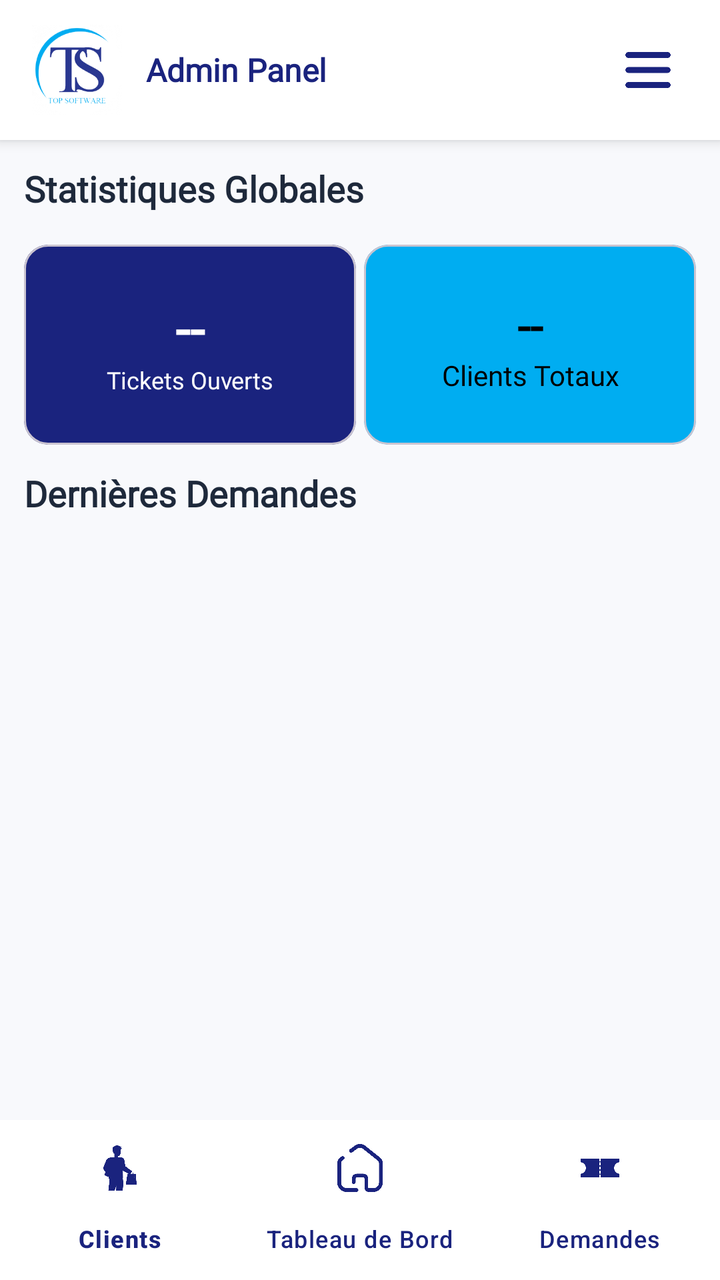
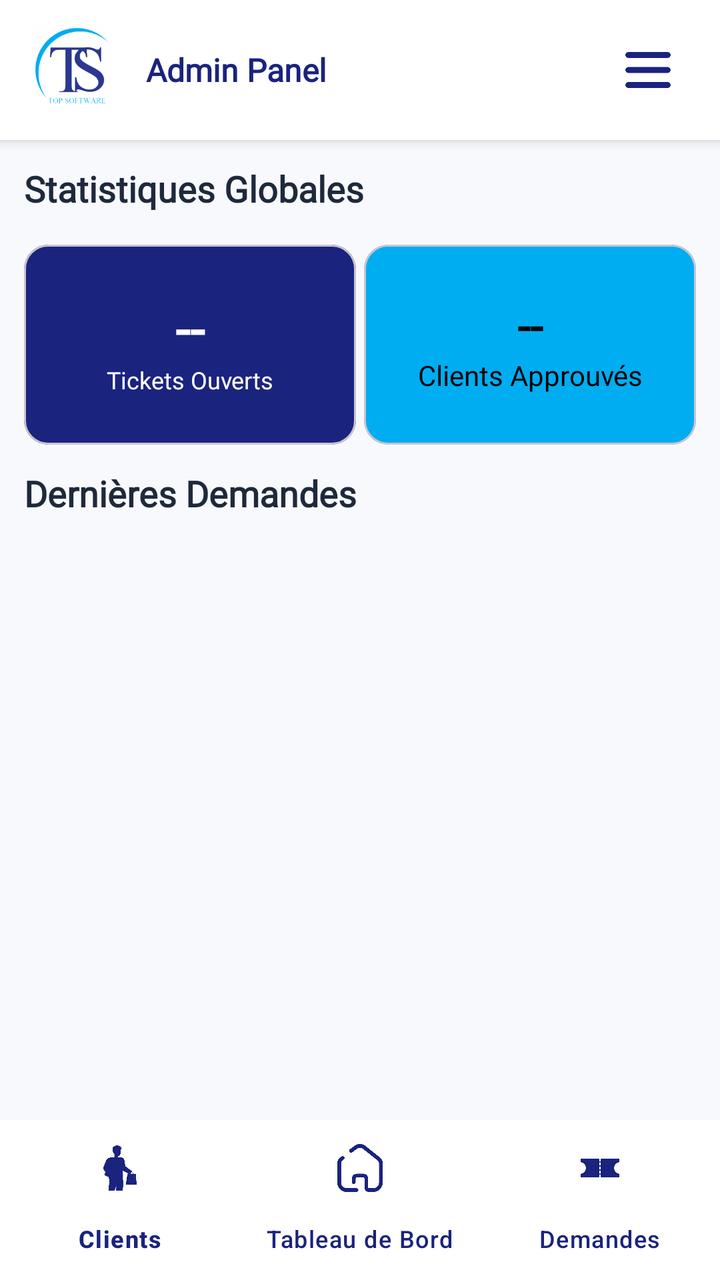

The first picture is an Android layout as it rendered before a commit; the second is the same layout after the commit. The layout source and the unified diff follow.
<!-- AndroidManifest.xml: application theme Theme.WinnerSoftwareApp -->
<!-- res/layout/activity_admin_home.xml -->
<?xml version="1.0" encoding="utf-8"?>
<androidx.drawerlayout.widget.DrawerLayout
    xmlns:android="http://schemas.android.com/apk/res/android"
    xmlns:app="http://schemas.android.com/apk/res-auto"
    xmlns:tools="http://schemas.android.com/tools"
    android:id="@+id/drawer_layout"
    android:layout_width="match_parent"
    android:layout_height="match_parent"
    android:fitsSystemWindows="true"
    tools:context=".views.admin.adminHome">

    <androidx.constraintlayout.widget.ConstraintLayout
        android:layout_width="match_parent"
        android:layout_height="match_parent"
        android:background="@color/surface_background">

        
        <LinearLayout
            android:id="@+id/header"
            android:layout_width="match_parent"
            android:layout_height="70dp"
            android:gravity="center_vertical"
            android:background="@color/surface_card"
            android:paddingHorizontal="16dp"
            android:elevation="4dp"
            app:layout_constraintTop_toTopOf="parent">

            <ImageView
                android:layout_width="45dp"
                android:layout_height="45dp"
                android:src="@drawable/img_logo"
                android:scaleType="fitStart"
                />

            <TextView
                android:layout_width="0dp"
                android:layout_height="match_parent"
                android:gravity="center_vertical"
                android:layout_weight="1"
                android:layout_marginStart="@dimen/margin_medium"
                android:text="Admin Panel"
                android:textColor="@color/navy_blue"
                android:textSize="16sp"
                android:textStyle="bold"
                android:fontFamily="@font/playfair"
                />

            <ImageView
                android:id="@+id/iv_hamburger"
                android:layout_width="40dp"
                android:layout_height="40dp"
                android:src="@drawable/img_hamburger"
                android:padding="8dp"
                android:contentDescription="Menu"
                android:clickable="true"
                android:focusable="true"
                android:background="?attr/selectableItemBackgroundBorderless"
                app:tint="@color/navy_blue"
                />

        </LinearLayout>

        <androidx.core.widget.NestedScrollView
            android:layout_width="match_parent"
            android:layout_height="0dp"
            app:layout_constraintBottom_toTopOf="@id/bottom_navigation"
            app:layout_constraintTop_toBottomOf="@id/header">

            <LinearLayout
                android:layout_width="match_parent"
                android:layout_height="wrap_content"
                android:orientation="vertical"
                android:padding="@dimen/margin_medium">

                <TextView
                    android:layout_width="match_parent"
                    android:layout_height="wrap_content"
                    android:text="Statistiques Globales"
                    android:textColor="@color/text_primary"
                    android:textSize="@dimen/txt_medium"
                    android:textStyle="bold"
                    android:fontFamily="@font/cairo"
                    />

                <GridLayout
                    android:layout_width="match_parent"
                    android:layout_height="wrap_content"
                    android:layout_marginTop="16dp"
                    android:columnCount="2"
                    android:rowCount="1">

                    <com.google.android.material.card.MaterialCardView
                        android:layout_width="0dp"
                        android:layout_height="wrap_content"
                        android:minHeight="100dp"
                        android:layout_columnWeight="1"
                        app:cardCornerRadius="@dimen/corner1"
                        android:layout_marginEnd="2dp"
                        app:cardBackgroundColor="@color/navy_blue">

                        <LinearLayout
                            android:layout_width="match_parent"
                            android:layout_height="wrap_content"
                            android:minHeight="100dp"
                            android:gravity="center"
                            android:padding="12dp"
                            android:orientation="vertical">

                            <TextView
                                android:layout_width="match_parent"
                                android:layout_height="wrap_content"
                                android:gravity="center"
                                android:text="--"
                                android:fontFamily="@font/cairo"
                                android:textColor="@color/white"
                                android:textSize="26sp"
                                android:textStyle="bold"
                                />

                            <TextView
                                android:layout_width="match_parent"
                                android:layout_height="wrap_content"
                                android:gravity="center"
                                android:text="Tickets Ouverts"
                                android:textColor="@color/white"
                                android:textSize="12sp"
                                android:fontFamily="@font/cairo"
                                />

                        </LinearLayout>

                    </com.google.android.material.card.MaterialCardView>

                    <com.google.android.material.card.MaterialCardView
                        android:layout_width="0dp"
                        android:layout_height="wrap_content"
                        android:minHeight="100dp"
                        android:layout_columnWeight="1"
                        android:layout_marginStart="2dp"
                        app:cardCornerRadius="@dimen/corner1"
                        app:cardBackgroundColor="@color/primary_blue">

                        <LinearLayout
                            android:layout_width="match_parent"
                            android:layout_height="wrap_content"
                            android:minHeight="100dp"
                            android:gravity="center"
                            android:padding="@dimen/margin_medium"
                            android:orientation="vertical">

                            <TextView
                                android:layout_width="match_parent"
                                android:layout_height="wrap_content"
                                android:gravity="center"
                                android:text="--"
                                android:textColor="@color/black"
                                android:fontFamily="@font/cairo"
                                android:textSize="@dimen/txt_large"
                                android:textStyle="bold"
                                />

                            <TextView
                                android:layout_width="match_parent"
                                android:layout_height="wrap_content"
                                android:gravity="center"
                                android:text="Clients Totaux"
                                android:textColor="@color/black"
                                android:fontFamily="@font/cairo"
                                android:textSize="@dimen/txt_small"
                                />

                        </LinearLayout>

                    </com.google.android.material.card.MaterialCardView>

                </GridLayout>

                <TextView
                    android:layout_width="match_parent"
                    android:layout_height="wrap_content"
                    android:layout_marginTop="@dimen/margin_medium"
                    android:text="Dernières Demandes"
                    android:textColor="@color/text_primary"
                    android:textSize="@dimen/txt_medium"
                    android:fontFamily="@font/cairo"
                    android:textStyle="bold"
                    />

                <FrameLayout
                    android:layout_width="match_parent"
                    android:layout_height="wrap_content"
                    android:layout_marginTop="@dimen/margin_medium"
                    android:minHeight="100dp">

                    <androidx.recyclerview.widget.RecyclerView
                        android:id="@+id/rv_admin_demandes"
                        android:layout_width="match_parent"
                        android:layout_height="wrap_content"
                        android:visibility="gone"
                        tools:listitem="@layout/item_admin_demande"
                        tools:itemCount="3"
                        />

                    <ProgressBar
                        android:id="@+id/pb_admin_loading"
                        android:layout_width="wrap_content"
                        android:layout_height="wrap_content"
                        android:layout_gravity="center"
                        android:indeterminateTint="@color/navy_blue"
                        android:visibility="visible"
                        />

                    <TextView
                        android:id="@+id/tv_admin_empty_demandes"
                        android:layout_width="wrap_content"
                        android:layout_height="wrap_content"
                        android:layout_gravity="center"
                        android:text="Aucune demande récente"
                        android:textColor="@color/hintGray"
                        android:textSize="@dimen/txt_small"
                        android:fontFamily="@font/cairo"
                        android:visibility="gone"
                        />

                </FrameLayout>

            </LinearLayout>

        </androidx.core.widget.NestedScrollView>

        <com.google.android.material.bottomnavigation.BottomNavigationView
            android:id="@+id/bottom_navigation"
            android:layout_width="match_parent"
            android:layout_height="wrap_content"
            android:background="@color/surface_card"
            app:itemIconSize="24dp"
            app:itemIconTint="@color/navy_blue"
            app:itemTextColor="@color/navy_blue"
            app:labelVisibilityMode="labeled"
            app:layout_constraintBottom_toBottomOf="parent"
            app:menu="@menu/bottom_menu_admin"
            />

    </androidx.constraintlayout.widget.ConstraintLayout>

    <com.google.android.material.navigation.NavigationView
        android:id="@+id/nav_view"
        android:layout_width="wrap_content"
        android:layout_height="match_parent"
        android:layout_gravity="start"
        android:background="@color/surface_background"
        app:headerLayout="@layout/nav_header_admin"
        app:menu="@menu/drawer_menu_admin"
        app:itemIconTint="@color/navy_blue"
        app:itemTextColor="@color/text_primary"
        />

</androidx.drawerlayout.widget.DrawerLayout>
<!-- res/layout/item_admin_demande.xml (included above) -->
<?xml version="1.0" encoding="utf-8"?>
<com.google.android.material.card.MaterialCardView
    android:layout_width="match_parent"
    android:layout_height="wrap_content"
    xmlns:app="http://schemas.android.com/apk/res-auto"
    android:layout_marginBottom="12dp"
    app:cardCornerRadius="@dimen/corner1"
    app:cardElevation="0dp"
    xmlns:android="http://schemas.android.com/apk/res/android">

    <LinearLayout
        android:layout_width="match_parent"
        android:layout_height="wrap_content"
        android:orientation="vertical"
        android:background="@color/softGray"
        android:padding="16dp">

        <LinearLayout
            android:layout_width="match_parent"
            android:layout_height="wrap_content"
            android:gravity="center_vertical"
            android:orientation="horizontal">

            <com.google.android.material.imageview.ShapeableImageView
                android:id="@+id/ivProductImage"
                android:layout_width="60dp"
                android:layout_height="60dp"
                android:scaleType="centerCrop"
                android:src="@drawable/img_appicon"
                app:strokeColor="@color/softGray"
                app:strokeWidth="1dp"
                />

            <LinearLayout
                android:layout_width="0dp"
                android:layout_height="wrap_content"
                android:layout_marginStart="12dp"
                android:layout_weight="1"
                android:orientation="vertical">

                <TextView
                    android:id="@+id/tvClientName"
                    android:layout_width="wrap_content"
                    android:layout_height="wrap_content"
                    android:text="Mohammed Ahmed"
                    android:textColor="@color/black"
                    android:textStyle="bold"
                    android:textSize="16sp"
                    android:fontFamily="@font/cairo"
                    />

                <TextView
                    android:id="@+id/tvClientICE"
                    android:layout_width="wrap_content"
                    android:layout_height="wrap_content"
                    android:text="ICE: 123456789123456"
                    android:textColor="@color/blue"
                    android:textSize="12sp"
                    android:textStyle="bold"
                    android:fontFamily="@font/cairo"
                    />

                <TextView
                    android:id="@+id/tvClientPhone"
                    android:layout_width="wrap_content"
                    android:layout_height="wrap_content"
                    android:text="+212 600-000000"
                    android:textColor="@color/gray"
                    android:textSize="12sp"
                    android:fontFamily="@font/cairo"
                    />

            </LinearLayout>

            <TextView
                android:id="@+id/tvProductType"
                android:layout_width="wrap_content"
                android:layout_height="wrap_content"
                android:background="@drawable/bg_border_radius_blue"
                android:paddingHorizontal="8dp"
                android:paddingVertical="4dp"
                android:text="MATÉRIEL"
                android:textColor="@color/blue"
                android:textSize="10sp"
                android:textStyle="bold"
                android:fontFamily="@font/cairo"
                />

        </LinearLayout>

        <TextView
            android:id="@+id/tvTitle"
            android:layout_width="match_parent"
            android:layout_height="wrap_content"
            android:layout_marginVertical="5dp"
            android:text="Terminal de Paiement"
            android:textColor="@color/black"
            android:textStyle="bold"
            android:textSize="@dimen/txt_small"
            android:fontFamily="@font/cairo"
            />

        <TextView
            android:id="@+id/tvDescription"
            android:layout_width="match_parent"
            android:layout_height="wrap_content"
            android:ellipsize="end"
            android:maxLines="2"
            android:text="L'écran tactile du terminal de paiement ne répond plus après une chute."
            android:textColor="@color/black"
            android:textSize="@dimen/txt_small"
            android:fontFamily="@font/cairo"
            />

        <LinearLayout
            android:layout_width="match_parent"
            android:layout_height="wrap_content"
            android:layout_marginTop="16dp"
            android:gravity="end"
            android:orientation="horizontal">

            <ImageView
                android:id="@+id/ivCall"
                android:layout_width="@dimen/margin_large"
                android:layout_height="@dimen/margin_large"
                android:layout_marginEnd="@dimen/margin_small"
                android:padding="0dp"
                android:src="@drawable/img_call"
                app:iconGravity="textStart"
                />

            <ImageView
                android:id="@+id/imEmail"
                android:layout_width="@dimen/margin_large"
                android:layout_height="@dimen/margin_large"
                android:layout_marginEnd="@dimen/margin_small"
                android:padding="0dp"
                android:src="@drawable/ic_email"
                app:iconGravity="textStart"
                />

            <ImageView
                android:id="@+id/ivDelete"
                android:layout_width="@dimen/margin_large"
                android:layout_height="@dimen/margin_large"
                android:layout_marginEnd="@dimen/margin_small"
                android:padding="0dp"
                android:src="@drawable/img_trash"
                app:iconGravity="textStart"
                />

        </LinearLayout>

    </LinearLayout>

</com.google.android.material.card.MaterialCardView>
<!-- res/layout/nav_header_admin.xml (included above) -->
<?xml version="1.0" encoding="utf-8"?>
<LinearLayout
    xmlns:android="http://schemas.android.com/apk/res/android"
    xmlns:app="http://schemas.android.com/apk/res-auto"
    android:layout_width="match_parent"
    android:layout_height="200dp"
    android:background="@color/blue"
    android:gravity="bottom"
    android:orientation="vertical"
    android:padding="24dp"
    android:fitsSystemWindows="true"
    android:theme="@style/ThemeOverlay.AppCompat.Dark">

    <com.google.android.material.imageview.ShapeableImageView
        android:layout_width="75dp"
        android:layout_height="75dp"
        android:src="@drawable/img_logo"
        />

    <TextView
        android:layout_width="match_parent"
        android:layout_height="wrap_content"
        android:layout_marginTop="16dp"
        android:fontFamily="@font/playfair"
        android:text="Panneau d'Admin"
        android:textColor="@color/white"
        android:textSize="@dimen/txt_medium"
        android:textStyle="bold"
        />

    <TextView
        android:layout_width="match_parent"
        android:layout_height="wrap_content"
        android:fontFamily="@font/cairo"
        android:text="Winner Software Management"
        android:textColor="@color/white"
        android:textSize="@dimen/txt_small"
        />

</LinearLayout>
<!-- resources referenced by this layout -->
<resources>
  <color name="black">#FF000000</color>
  <color name="blue">#293891</color>
  <color name="gray">#3F3F3F</color>
  <color name="hintGray">#94A3B8</color>
  <color name="navy_blue">#1A237E</color>
  <color name="primary_blue">#00adf1</color>
  <color name="softGray">#F1F5F9</color>
  <color name="surface_background">#F8F9FC</color>
  <color name="surface_card">#FFFFFF</color>
  <color name="text_primary">#1E293B</color>
  <color name="white">#FFFFFFFF</color>
  <dimen name="corner1">12dp</dimen>
  <dimen name="margin_large">30dp</dimen>
  <dimen name="margin_medium">12dp</dimen>
  <dimen name="margin_small">10dp</dimen>
  <dimen name="txt_large">23sp</dimen>
  <dimen name="txt_medium">18sp</dimen>
  <dimen name="txt_small">14sp</dimen>
  <!-- drawable bg_border_radius_blue (drawable) -->
  <?xml version="1.0" encoding="utf-8"?>
  <shape
      xmlns:android="http://schemas.android.com/apk/res/android">
      <corners android:radius="@dimen/corner1" />
      <stroke android:color="@color/blue" android:width="2dp"/>
      <solid android:color="@color/pure_white" />
  </shape>
  <!-- drawable ic_email (drawable) -->
  <vector xmlns:android="http://schemas.android.com/apk/res/android"
      android:width="24dp"
      android:height="24dp"
      android:viewportWidth="24"
      android:viewportHeight="24">
      <path
          android:fillColor="#FF000000"
          android:pathData="M20,4H4C2.9,4 2,4.9 2,6v12c0,1.1 0.9,2 2,2h16c1.1,0 2,-0.9 2,-2V6C22,4.9 21.1,4 20,4zM18,8l-6,4 -6,-4V6l6,4 6,-4V8z"/>
  </vector>
  <!-- drawable img_appicon: png bitmap (drawable, 121941 bytes) -->
  <!-- drawable img_call: png bitmap (drawable, 13620 bytes) -->
  <!-- drawable img_hamburger: png bitmap (drawable, 5909 bytes) -->
  <!-- drawable img_logo: png bitmap (drawable, 29531 bytes) -->
  <!-- drawable img_trash: png bitmap (drawable, 8276 bytes) -->
  <style name="Theme.WinnerSoftwareApp" parent="Base.Theme.WinnerSoftwareApp" />
  <color name="pure_white">#FFFFFFFF</color>
  <style name="Base.Theme.WinnerSoftwareApp" parent="Theme.Material3.DayNight.NoActionBar">
          
          <item name="colorPrimary">@color/blue</item>
          <item name="android:statusBarColor">@android:color/transparent</item>
          
          <item name="android:windowLightStatusBar">true</item>
      </style>
</resources>

<!-- the commit's change to res/layout/activity_admin_home.xml (unified diff, before → after) -->
@@ -107,6 +107,7 @@
                             android:orientation="vertical">
 
                             <TextView
+                                android:id="@+id/tv_tickets_open_count"
                                 android:layout_width="match_parent"
                                 android:layout_height="wrap_content"
                                 android:gravity="center"
@@ -149,6 +150,7 @@
                             android:orientation="vertical">
 
                             <TextView
+                                android:id="@+id/tv_clients_tt"
                                 android:layout_width="match_parent"
                                 android:layout_height="wrap_content"
                                 android:gravity="center"
@@ -163,7 +165,7 @@
                                 android:layout_width="match_parent"
                                 android:layout_height="wrap_content"
                                 android:gravity="center"
-                                android:text="Clients Totaux"
+                                android:text="Clients Approuvés"
                                 android:textColor="@color/black"
                                 android:fontFamily="@font/cairo"
                                 android:textSize="@dimen/txt_small"
@@ -380,8 +382,8 @@
 
             <ImageView
                 android:id="@+id/ivCall"
-                android:layout_width="@dimen/margin_large"
-                android:layout_height="@dimen/margin_large"
+                android:layout_width="18dp"
+                android:layout_height="18dp"
                 android:layout_marginEnd="@dimen/margin_small"
                 android:padding="0dp"
                 android:src="@drawable/img_call"
@@ -390,8 +392,8 @@
 
             <ImageView
                 android:id="@+id/imEmail"
-                android:layout_width="@dimen/margin_large"
-                android:layout_height="@dimen/margin_large"
+                android:layout_width="18dp"
+                android:layout_height="18dp"
                 android:layout_marginEnd="@dimen/margin_small"
                 android:padding="0dp"
                 android:src="@drawable/ic_email"
@@ -400,8 +402,8 @@
 
             <ImageView
                 android:id="@+id/ivDelete"
-                android:layout_width="@dimen/margin_large"
-                android:layout_height="@dimen/margin_large"
+                android:layout_width="18dp"
+                android:layout_height="18dp"
                 android:layout_marginEnd="@dimen/margin_small"
                 android:padding="0dp"
                 android:src="@drawable/img_trash"
<!-- resource entries referenced after the edit -->
@@ -12,7 +12,6 @@
   <color name="text_primary">#1E293B</color>
   <color name="white">#FFFFFFFF</color>
   <dimen name="corner1">12dp</dimen>
-  <dimen name="margin_large">30dp</dimen>
   <dimen name="margin_medium">12dp</dimen>
   <dimen name="margin_small">10dp</dimen>
   <dimen name="txt_large">23sp</dimen>
